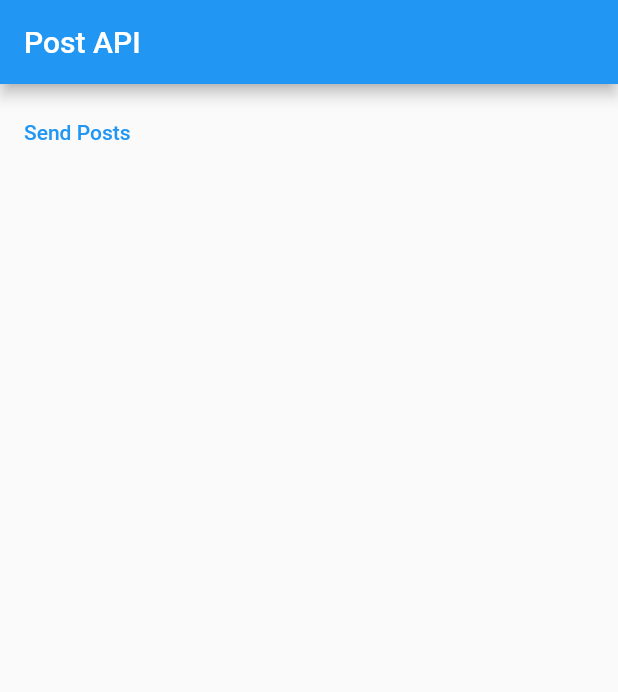
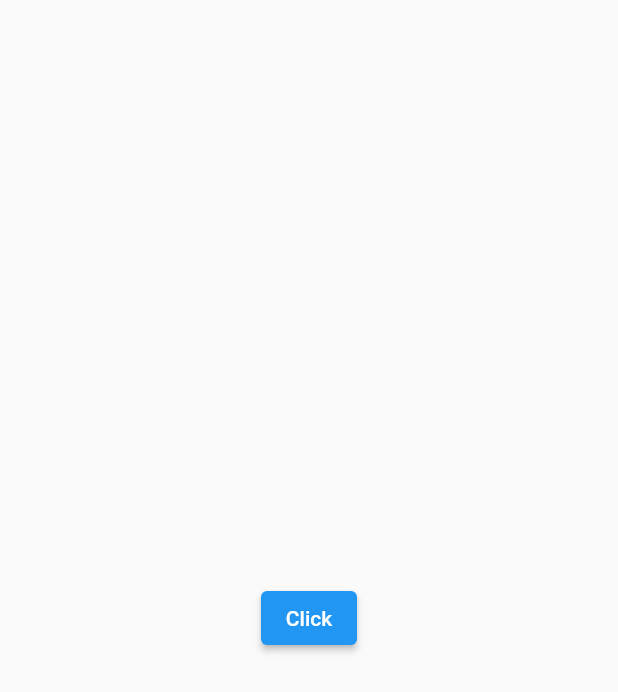
Before and after one commit to akansha-jain-435/api_tasks, a Flutter app: the screen it shows after launch, on a phone screen of 412 x 824 dp. Shown: the top 692 px of the screen. Run offline on Flutter 3.47's test engine with Material 2 defaults, Android fonts, the phone set to English and light mode, and no system bars; our stand-ins replace bloc, flutter_bloc.

Commit message:
Completed new tasks

```diff
--- a/lib/main.dart
+++ b/lib/main.dart
@@ -1,7 +1,14 @@
-import 'package:api_tasks/task_2/post_page.dart';
-import 'package:api_tasks/task_3/image_page.dart';
-import 'package:api_tasks/task_4/post_api_page.dart';
+import 'package:api_tasks/animation.dart';
+import 'package:api_tasks/animation_basic.dart';
+import 'package:api_tasks/task_5/post_api_future.dart';
+import 'package:api_tasks/task_5/post_future_page.dart';
+import 'package:api_tasks/task_6/bloc/api_bloc_bloc.dart';
+import 'package:api_tasks/task_6/task_6_ui.dart';
+import 'package:api_tasks/textfield_bloc/bloc/textfield_bloc.dart';
+import 'package:api_tasks/textfield_bloc/home.dart';
+
 import 'package:flutter/material.dart';
+import 'package:flutter_bloc/flutter_bloc.dart';
 
 void main() => runApp(const MyApp());
 
@@ -15,9 +22,12 @@ class MyApp extends StatefulWidget {
 class _MyAppState extends State<MyApp> {
   @override
   Widget build(BuildContext context) {
-    return const MaterialApp(
+    return MaterialApp(
       title: 'API Tasks',
-      home: PostApiPage(),
+      home: BlocProvider(
+        create: (context) => ApiBlocBloc(),
+        child: BlocUI(),
+      ),
     );
   }
 }
--- /dev/null
+++ b/lib/task_6/bloc/api_bloc_event.dart
@@ -0,0 +1,9 @@
+part of 'api_bloc_bloc.dart';
+
+@immutable
+abstract class ApiBlocEvent {}
+
+class FetchPostEvent extends ApiBlocEvent {
+  // final String abc;
+  // FetchPostEvent({required this.abc});
+}
--- /dev/null
+++ b/lib/task_6/bloc/api_bloc_state.dart
@@ -0,0 +1,16 @@
+part of 'api_bloc_bloc.dart';
+
+@immutable
+abstract class ApiBlocState {}
+
+class ApiBlocInitial extends ApiBlocState {}
+
+class ApiBlocLoading extends ApiBlocState {}
+
+class ApiBlocSuccess extends ApiBlocState {
+  final List<PostsModel> posts;
+
+  ApiBlocSuccess({required this.posts});
+}
+
+class ApiBlocError extends ApiBlocState {}
--- /dev/null
+++ b/lib/task_6/task_6_ui.dart
@@ -0,0 +1,46 @@
+import 'package:api_tasks/task_6/bloc/api_bloc_bloc.dart';
+import 'package:flutter/material.dart';
+import 'package:flutter_bloc/flutter_bloc.dart';
+
+class BlocUI extends StatelessWidget {
+  const BlocUI({super.key});
+
+  @override
+  Widget build(BuildContext context) {
+    return Scaffold(
+      body: Center(
+        child: BlocConsumer<ApiBlocBloc, ApiBlocState>(
+          listener: (context, state) {
+            if (state is ApiBlocError) {
+              ScaffoldMessenger.of(context).showSnackBar(
+                const SnackBar(
+                  content: Text('Error'),
+                ),
+              );
+            }
+          },
+          builder: (context, state) {
+            if (state is ApiBlocLoading) {
+              return const CircularProgressIndicator();
+            } else if (state is ApiBlocSuccess) {
+              return ListView.builder(
+                itemCount: state.posts.length,
+                itemBuilder: (context, index) {
+                  return Text(state.posts[index].title!);
+                },
+              );
+            }
+            return ElevatedButton(
+              onPressed: () {
+                context.read<ApiBlocBloc>().add(FetchPostEvent());
+              },
+              child: const Text(
+                'Click',
+              ),
+            );
+          },
+        ),
+      ),
+    );
+  }
+}
```
Also changed, not shown: lib/animation.dart (added, +96 -0 lines), lib/animation_basic.dart (added, +41 -0 lines), lib/task_5/post_api_future.dart (added, +32 -0 lines), lib/task_5/post_future_page.dart (added, +44 -0 lines), lib/task_6/bloc/api_bloc_bloc.dart (added, +27 -0 lines), lib/textfield_bloc/bloc/textfield_bloc.dart (added, +26 -0 lines), lib/textfield_bloc/bloc/textfield_event.dart (added, +10 -0 lines), lib/textfield_bloc/bloc/textfield_state.dart (added, +13 -0 lines), lib/textfield_bloc/home.dart (added, +44 -0 lines), pubspec.yaml (+4 -8 lines), pubspec.lock.
